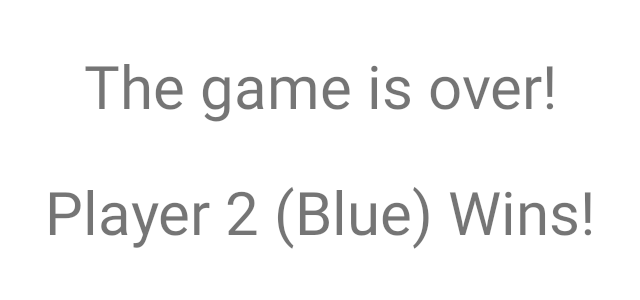
After one commit to AdamPennIV/4InARowGame, an Android app: the GameOverPlayer2 screen opened directly, with no data from a screen before it, on a phone screen of 824 x 412 dp (held sideways). The commit adds this screen. Shown: the top 300 px of the screen, without its empty margins (298-938 px from the left). Run offline under Robolectric (Android 15) with nearby library versions, the phone set to English and light mode, and no system bars.

Commit message:
4InARow App

```diff
--- /dev/null
+++ b/app/src/main/java/com/zybooks/a4inarow/GameOverPlayer2.java
@@ -0,0 +1,16 @@
+package com.zybooks.a4inarow;
+
+import androidx.appcompat.app.AppCompatActivity;
+
+import android.os.Bundle;
+
+
+public class GameOverPlayer2 extends AppCompatActivity {
+
+
+    @Override
+    protected void onCreate(Bundle savedInstanceState) {
+        super.onCreate(savedInstanceState);
+        setContentView(R.layout.activity_gameover_player2);
+    }
+}
--- /dev/null
+++ b/app/src/main/res/layout/activity_gameover_player2.xml
@@ -0,0 +1,34 @@
+<?xml version="1.0" encoding="utf-8"?>
+<androidx.constraintlayout.widget.ConstraintLayout xmlns:android="http://schemas.android.com/apk/res/android"
+    xmlns:app="http://schemas.android.com/apk/res-auto"
+    android:layout_width="match_parent"
+    android:layout_height="match_parent">
+
+    <TextView
+        android:id="@+id/instructionsTextView"
+        android:layout_width="wrap_content"
+        android:layout_height="wrap_content"
+        android:layout_margin="30dp"
+        android:layout_marginTop="300dp"
+        android:gravity="center"
+        android:text="@string/gameOver"
+        android:textSize="40sp"
+        app:layout_constraintLeft_toLeftOf="parent"
+        app:layout_constraintRight_toRightOf="parent"
+        app:layout_constraintTop_toTopOf="parent" />
+
+    <TextView
+        android:layout_width="wrap_content"
+        android:layout_height="wrap_content"
+        android:layout_margin="30dp"
+        android:layout_marginTop="300dp"
+        android:gravity="center"
+        android:text="@string/player2Win"
+        android:textSize="40sp"
+        app:layout_constraintLeft_toLeftOf="parent"
+        app:layout_constraintRight_toRightOf="parent"
+        app:layout_constraintTop_toBottomOf="@+id/instructionsTextView" />
+
+
+
+</androidx.constraintlayout.widget.ConstraintLayout>
--- a/app/src/main/res/layout/activity_new_game.xml
+++ b/app/src/main/res/layout/activity_new_game.xml
@@ -9,7 +9,7 @@
     <GridLayout
         android:id="@+id/connectGrid"
         android:layout_width="320dp"
-        android:layout_height="401dp"
+        android:layout_height="406dp"
         android:layout_margin="0dp"
         android:background="@color/yellow"
         android:columnCount="6"
--- a/app/src/main/res/values/strings.xml
+++ b/app/src/main/res/values/strings.xml
@@ -4,4 +4,7 @@
     <string name="newGame">New Game</string>
     <string name="help_instructions">First player to connect 4 of their color in a row wins! (2 player only)</string>
     <string name="thumbs_up">Happy thumbs up dude.</string>
+    <string name="gameOver">The game is over!</string>
+    <string name="player1Win">Player 1 (Red) Wins!</string>
+    <string name="player2Win">Player 2 (Blue) Wins!</string>
 </resources>
```
Also changed, not shown: app/src/main/AndroidManifest.xml (+8 -0 lines), app/src/main/java/com/zybooks/a4inarow/GameOverPlayer1.java (added, +16 -0 lines), app/src/main/java/com/zybooks/a4inarow/NewGame.java (+31 -16 lines), app/src/main/res/layout/activity_gameover_player1.xml (added, +34 -0 lines).
